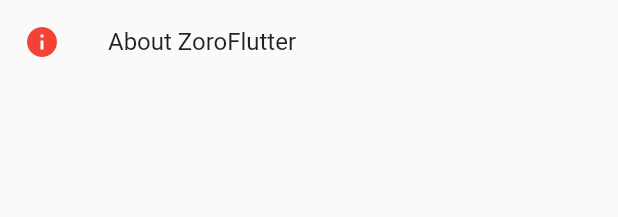
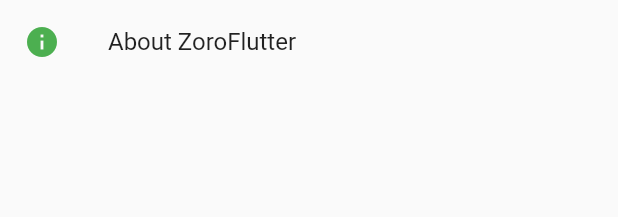
Before and after one commit to Jonty1997/ZoroFlutter, a Flutter app: the AboutListTileDemo widget shown alone on an empty page, opened directly, on a phone screen of 412 x 824 dp. Shown: the top 217 px of the screen. Run offline on Flutter 3.47's test engine with Material 2 defaults, Android fonts, the phone set to English and light mode, and no system bars; our stand-ins replace flutter_swiper, google_fonts, string_scanner; missing offline and left inert: animated_floatactionbuttons; statements that could not run were skipped.

Commit message:
修改颜色为主题颜色

```diff
--- a/lib/widget/widgets_demo/stateless_widget/about_list_title_demo.dart
+++ b/lib/widget/widgets_demo/stateless_widget/about_list_title_demo.dart
@@ -15,11 +15,10 @@ class _AboutListTileDemoState extends State<AboutListTileDemo> {
           icon: Icon(
             Icons.info,
             size: 24,
-            color: Colors.red,
+            color: Theme.of(context).primaryColor,
           ),
           applicationIcon: ClipOval(
-            child:
-            Image.asset("assets/image/logo.png", width: 50, height: 50),
+            child: Image.asset("assets/image/logo.png", width: 50, height: 50),
           ),
           aboutBoxChildren: [
             Text(
```
